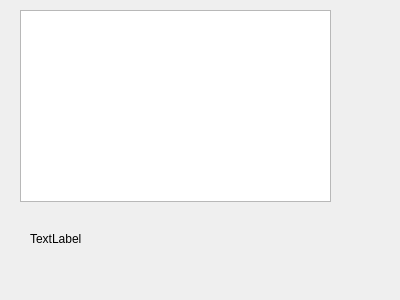
Above: Bank/mostrar.ui from Mrjarkos/2019_1_d3_prc4_CabuyaAlberto_C-rdenasJavier_RoncancioBrayan before the change. Below: the same form after it.
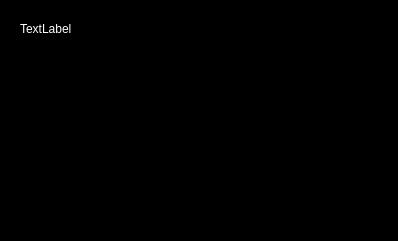
That is the form after the change. Icons and pictures are not drawn.

```diff
--- a/Bank/mostrar.ui
+++ b/Bank/mostrar.ui
@@ -6,19 +6,60 @@
    <rect>
     <x>0</x>
     <y>0</y>
-    <width>400</width>
-    <height>300</height>
+    <width>398</width>
+    <height>241</height>
    </rect>
   </property>
+  <property name="minimumSize">
+   <size>
+    <width>398</width>
+    <height>241</height>
+   </size>
+  </property>
+  <property name="maximumSize">
+   <size>
+    <width>398</width>
+    <height>241</height>
+   </size>
+  </property>
   <property name="windowTitle">
-   <string>Form</string>
+   <string>Consultar Cuentas</string>
+  </property>
+  <property name="windowIcon">
+   <iconset>
+    <normaloff>../../../../../Descargas/45587814-monedas-moneda-icono-de-moneda-vector-de-imagen-también-se-puede-utilizar-para-la-venta-el-viernes-neg.jpg</normaloff>../../../../../Descargas/45587814-monedas-moneda-icono-de-moneda-vector-de-imagen-también-se-puede-utilizar-para-la-venta-el-viernes-neg.jpg</iconset>
+  </property>
+  <property name="styleSheet">
+   <string notr="true">QWidget{
+background-color: black;
+color: #fff;
+}
+
+QLineEdit{
+background-color: #fff ;
+border: 0;
+color: #111;
+font-size: 14px;
+height: 30px;
+}
+
+QLabel{
+color: #fff;
+}
+
+QPushButton{
+background-color: #555;
+color: #fff;
+font-size: 14px;
+border: 1;
+}</string>
   </property>
   <widget class="QListWidget" name="listWidget">
    <property name="geometry">
     <rect>
      <x>20</x>
-     <y>10</y>
-     <width>311</width>
+     <y>40</y>
+     <width>371</width>
      <height>192</height>
     </rect>
    </property>
@@ -26,8 +67,8 @@
   <widget class="QLabel" name="label">
    <property name="geometry">
     <rect>
-     <x>30</x>
-     <y>230</y>
+     <x>20</x>
+     <y>20</y>
      <width>281</width>
      <height>17</height>
     </rect>
```
